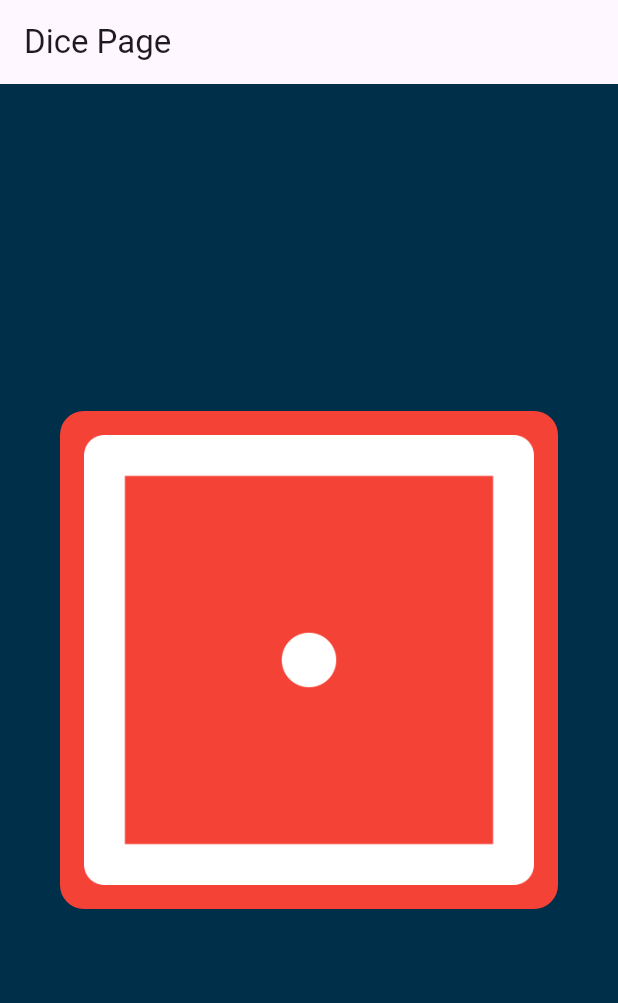
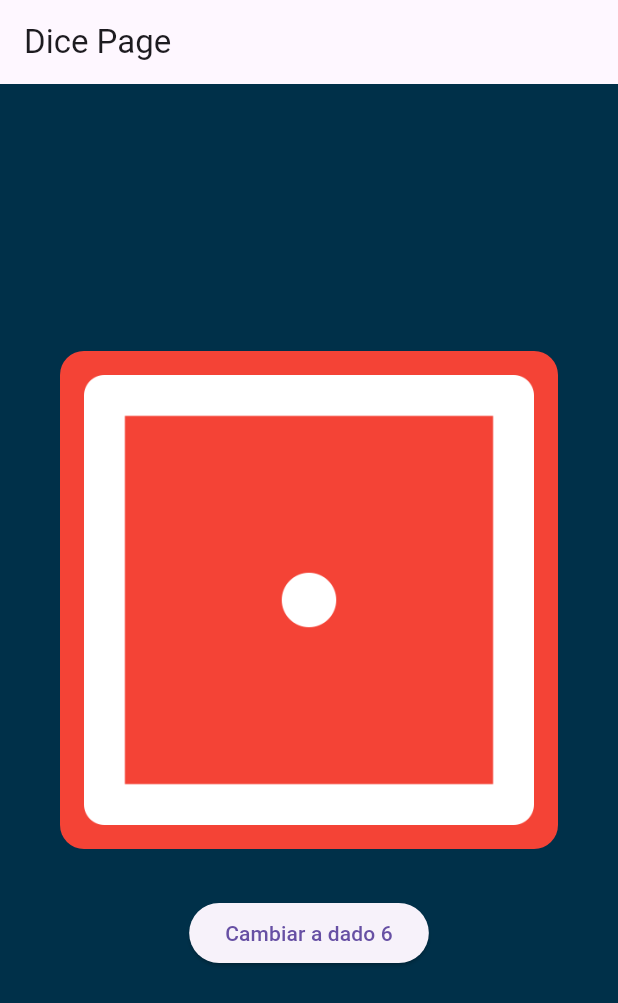
Before and after one commit to fr4nsgallegos/diceAppG12, a Flutter app: the screen it shows after launch, on a phone screen of 412 x 824 dp. Shown: the top 1003 px of the screen. Run offline on Flutter 3.47's test engine with Material 3 defaults, Android fonts, the phone set to English and light mode, and no system bars.

Commit message:
cambiar el dado a 6

```diff
--- a/lib/pages/dice_page.dart
+++ b/lib/pages/dice_page.dart
@@ -1,6 +1,13 @@
 import 'package:flutter/material.dart';
 
-class DicePage extends StatelessWidget {
+class DicePage extends StatefulWidget {
+  @override
+  State<DicePage> createState() => _DicePageState();
+}
+
+class _DicePageState extends State<DicePage> {
+  String rutaImagen = "assets/images/dice1.png";
+
   @override
   Widget build(BuildContext context) {
     return Scaffold(
@@ -32,11 +39,15 @@ class DicePage extends StatelessWidget {
                 // BoxShape
                 // .circle, //convvierte el container en un circulo perfecto
               ),
-              child: Image.asset(
-                "assets/images/dice1.png",
-                width: 300,
-                height: 300,
-              ),
+              child: Image.asset(rutaImagen, width: 300, height: 300),
+            ),
+            SizedBox(height: 32),
+            ElevatedButton(
+              onPressed: () {
+                rutaImagen = "assets/images/dice6.png";
+                setState(() {});
+              },
+              child: Text("Cambiar a dado 6"),
             ),
           ],
         ),
```
